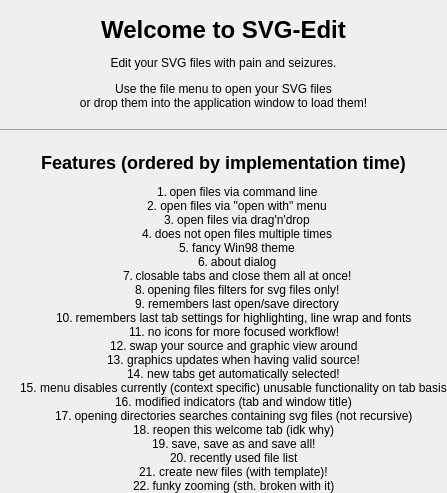
This is welcometab.ui in Salami555/uip-ex3-svg-edit as Qt 5 draws it before an edit. The edited form follows.
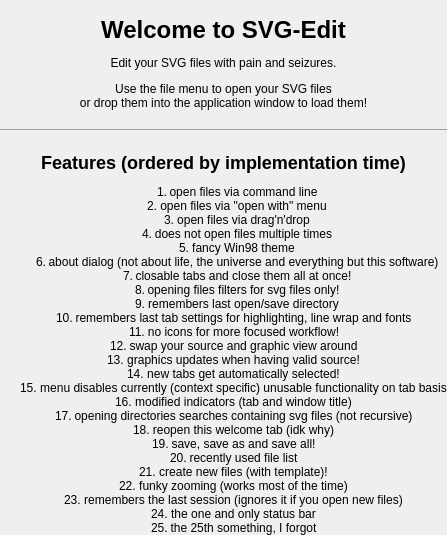
This is the edited form.

Commit message: final update of feature list

What changed in the file:
```diff
--- a/welcometab.ui
+++ b/welcometab.ui
@@ -47,7 +47,7 @@
 &lt;li&gt;open files via drag'n'drop&lt;/li&gt;
 &lt;li&gt;does not open files multiple times&lt;/li&gt;
 &lt;li&gt;fancy Win98 theme&lt;/li&gt;
-&lt;li&gt;about dialog&lt;/li&gt;
+&lt;li&gt;about dialog (not about life, the universe and everything but this software)&lt;/li&gt;
 &lt;li&gt;closable tabs and close them all at once!&lt;/li&gt;
 &lt;li&gt;opening files filters for svg files only!&lt;/li&gt;
 &lt;li&gt;remembers last open/save directory&lt;/li&gt;
@@ -63,7 +63,10 @@
 &lt;li&gt;save, save as and save all!&lt;/li&gt;
 &lt;li&gt;recently used file list&lt;/li&gt;
 &lt;li&gt;create new files (with template)!&lt;/li&gt;
-&lt;li&gt;funky zooming (sth. broken with it)&lt;/li&gt;
+&lt;li&gt;funky zooming (works most of the time)&lt;/li&gt;
+&lt;li&gt;remembers the last session (ignores it if you open new files)&lt;/li&gt;
+&lt;li&gt;the one and only status bar&lt;/li&gt;
+&lt;li&gt;the 25th something, I forgot&lt;/li&gt;
 &lt;/ol&gt;
 &lt;/body&gt;
 &lt;/html&gt;</string>
```
The commit also changes 1 other file.
